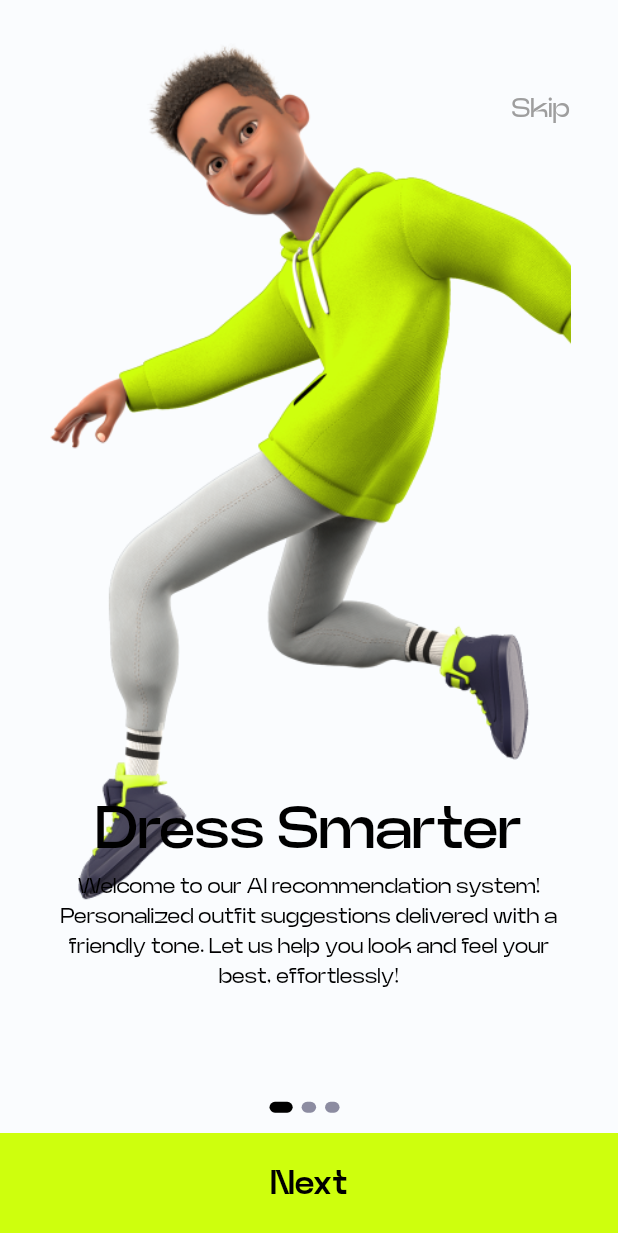
After one commit to KhaledHAnter/fashion_flare, a Flutter app: the OnBoardingView screen opened by its route, on a phone screen of 412 x 824 dp. The commit adds this screen. Shown: the top 1233 px of the screen. Run offline on Flutter 3.47's test engine with Material 3 defaults, Android fonts, the phone set to English and light mode, and no system bars; our stand-ins replace flutter_screenutil, gap.

Commit message:
Finish OnBoarding View

```diff
--- /dev/null
+++ b/lib/Models/onboard.dart
@@ -0,0 +1,9 @@
+class OnBoard {
+  String image, title, description;
+
+  OnBoard({
+    required this.image,
+    required this.title,
+    required this.description,
+  });
+}
--- /dev/null
+++ b/lib/Views/onboarding_view.dart
@@ -0,0 +1,121 @@
+import 'package:fashion_flare/Models/onboard.dart';
+import 'package:fashion_flare/Views/user_credentials_view.dart';
+import 'package:fashion_flare/Widgets/app_button.dart';
+import 'package:fashion_flare/Widgets/dot_indicator.dart';
+import 'package:fashion_flare/Widgets/onboarding_content.dart';
+import 'package:flutter/material.dart';
+import 'package:flutter_screenutil/flutter_screenutil.dart';
+
+class OnBoardingView extends StatefulWidget {
+  const OnBoardingView({super.key});
+
+  static const String id = 'Onboarding';
+
+  @override
+  State<OnBoardingView> createState() => _OnBoardingViewState();
+}
+
+class _OnBoardingViewState extends State<OnBoardingView> {
+  bool notLastScreen = true;
+  late PageController _pageController;
+  int _pageIndex = 0;
+
+  @override
+  void initState() {
+    _pageController = PageController(initialPage: 0);
+    super.initState();
+  }
+
+  @override
+  void dispose() {
+    _pageController.dispose();
+    super.dispose();
+  }
+
+  @override
+  Widget build(BuildContext context) {
+    return Scaffold(
+      body: Column(
+        children: <Widget>[
+          Expanded(
+            flex: 21,
+            child: PageView.builder(
+              physics: const BouncingScrollPhysics(),
+              itemCount: OnBoardData.length,
+              onPageChanged: (value) {
+                setState(() {
+                  _pageIndex = value;
+                });
+              },
+              controller: _pageController,
+              itemBuilder: (context, index) {
+                return OnBoardingContent(
+                  image: OnBoardData[index].image,
+                  title: OnBoardData[index].title,
+                  description: OnBoardData[index].description,
+                  screenNum: index + 1,
+                  onTap: () {
+                    _pageController.jumpToPage(
+                      2,
+                    );
+                  },
+                );
+              },
+            ),
+          ),
+          Expanded(
+            flex: 1,
+            child: Row(
+                mainAxisAlignment: MainAxisAlignment.center,
+                children: List.generate(
+                  OnBoardData.length,
+                  (index) => Padding(
+                    padding: EdgeInsets.only(right: 6.w),
+                    child: DotIndicator(
+                      isActive: index == _pageIndex,
+                    ),
+                  ),
+                )),
+          ),
+          Expanded(
+            flex: 2,
+            child: AppButton(
+              onTap: () {
+                if (_pageIndex == 2) {
+                  Navigator.pushNamed(context, UserCredentialsView.id);
+                } else {
+                  _pageController.nextPage(
+                    duration: const Duration(milliseconds: 250),
+                    curve: Curves.easeIn,
+                  );
+                }
+              },
+              text: _pageIndex == 2 ? "Start" : "Next",
+            ),
+          ),
+        ],
+      ),
+    );
+  }
+}
+
+final List<OnBoard> OnBoardData = [
+  OnBoard(
+    image: "assets/Images/2.1.png",
+    title: "Dress Smarter",
+    description:
+        "Welcome to our AI recommendation system! Personalized outfit suggestions delivered with a friendly tone. Let us help you look and feel your best, effortlessly!",
+  ),
+  OnBoard(
+    image: "assets/Images/2.2.png",
+    title: "See It On You",
+    description:
+        "Try our 3D model feature for outfit visualization before purchase. Try on clothes virtually for confident decisions with ease!",
+  ),
+  OnBoard(
+    image: "assets/Images/2.3.png",
+    title: "Shop Seamlessly",
+    description:
+        "Explore seamless online shopping integration! Easily purchase recommended items with a focus on efficiency and convenience.",
+  ),
+];
--- /dev/null
+++ b/lib/Views/user_credentials_view.dart
@@ -0,0 +1,12 @@
+import 'package:flutter/material.dart';
+
+class UserCredentialsView extends StatelessWidget {
+  const UserCredentialsView({super.key});
+
+  static const String id = 'User Credentials';
+
+  @override
+  Widget build(BuildContext context) {
+    return const Scaffold();
+  }
+}
--- a/lib/Views/welcome_view.dart
+++ b/lib/Views/welcome_view.dart
@@ -1,3 +1,4 @@
+import 'package:fashion_flare/Views/onboarding_view.dart';
 import 'package:fashion_flare/Widgets/app_button.dart';
 import 'package:fashion_flare/Widgets/app_text.dart';
 import 'package:fashion_flare/constants.dart';
@@ -53,9 +54,14 @@ class WelcomeView extends StatelessWidget {
               ),
             ),
           ),
-          const Expanded(
+          Expanded(
             flex: 1,
-            child: AppButton(text: "Get Started"),
+            child: AppButton(
+              text: "Get Started",
+              onTap: () {
+                Navigator.pushNamed(context, OnBoardingView.id);
+              },
+            ),
           ),
         ],
       ),
--- a/lib/Widgets/app_button.dart
+++ b/lib/Widgets/app_button.dart
@@ -3,12 +3,15 @@ import 'package:fashion_flare/constants.dart';
 import 'package:flutter/material.dart';
 
 class AppButton extends StatelessWidget {
-  const AppButton({super.key, required this.text});
+  const AppButton({super.key, required this.text, this.onTap});
   final String text;
+  final void Function()? onTap;
 
   @override
   Widget build(BuildContext context) {
-    return Container(
+    return GestureDetector(
+      onTap: onTap,
+      child: Container(
         decoration: const BoxDecoration(
           color: kPrimaryColor,
         ),
@@ -19,6 +22,7 @@ class AppButton extends StatelessWidget {
             weight: FontWeight.w900,
           ),
         ),
+      ),
     );
   }
 }
--- a/lib/Widgets/app_text.dart
+++ b/lib/Widgets/app_text.dart
@@ -7,12 +7,14 @@ class AppText extends StatelessWidget {
     this.size,
     this.color,
     this.weight,
+    this.textAlign,
   });
 
   final String text;
   final double? size;
   final Color? color;
   final FontWeight? weight;
+  final TextAlign? textAlign;
 
   @override
   Widget build(BuildContext context) {
@@ -23,6 +25,7 @@ class AppText extends StatelessWidget {
         fontSize: size ?? 20,
         fontWeight: weight ?? FontWeight.w500,
       ),
+      textAlign: textAlign ?? TextAlign.center,
     );
   }
 }
--- /dev/null
+++ b/lib/Widgets/dot_indicator.dart
@@ -0,0 +1,20 @@
+import 'package:flutter/material.dart';
+import 'package:flutter_screenutil/flutter_screenutil.dart';
+
+class DotIndicator extends StatelessWidget {
+  const DotIndicator({super.key, required this.isActive});
+  final bool isActive;
+
+  @override
+  Widget build(BuildContext context) {
+    return AnimatedContainer(
+      duration: const Duration(milliseconds: 300),
+      decoration: BoxDecoration(
+        color: isActive ? Colors.black : const Color(0XFF8C8CA1),
+        borderRadius: BorderRadius.circular(12),
+      ),
+      height: 7.5.h,
+      width: isActive ? 16.h : 10.h,
+    );
+  }
+}
--- /dev/null
+++ b/lib/Widgets/onboarding_content.dart
@@ -0,0 +1,64 @@
+import 'package:fashion_flare/Widgets/app_text.dart';
+import 'package:flutter/material.dart';
+
+class OnBoardingContent extends StatelessWidget {
+  const OnBoardingContent({
+    super.key,
+    required this.image,
+    required this.title,
+    required this.description,
+    required this.screenNum,
+    this.onTap,
+  });
+  final String image, title, description;
+  final num screenNum;
+  final void Function()? onTap;
+
+  @override
+  Widget build(BuildContext context) {
+    return Container(
+      decoration: BoxDecoration(
+        image: DecorationImage(
+          image: AssetImage(image),
+        ),
+      ),
+      child: Center(
+        child: Padding(
+          padding: const EdgeInsets.symmetric(horizontal: 32, vertical: 60),
+          child: Column(
+            mainAxisAlignment: MainAxisAlignment.start,
+            crossAxisAlignment: CrossAxisAlignment.center,
+            children: <Widget>[
+              InkWell(
+                onTap: onTap,
+                child: Visibility(
+                  visible: screenNum == 3 ? false : true,
+                  child: const Row(
+                    mainAxisAlignment: MainAxisAlignment.end,
+                    children: <Widget>[
+                      AppText(
+                        text: "Skip",
+                        size: 18,
+                        color: Colors.grey,
+                      ),
+                    ],
+                  ),
+                ),
+              ),
+              const Spacer(),
+              AppText(
+                text: title,
+                size: 40,
+                weight: FontWeight.w700,
+              ),
+              AppText(
+                text: description,
+                size: 14,
+              ),
+            ],
+          ),
+        ),
+      ),
+    );
+  }
+}
--- a/lib/main.dart
+++ b/lib/main.dart
@@ -1,3 +1,4 @@
+import 'package:fashion_flare/Views/onboarding_view.dart';
 import 'package:fashion_flare/Views/welcome_view.dart';
 import 'package:fashion_flare/constants.dart';
 import 'package:flutter/material.dart';
@@ -31,6 +32,7 @@ class FashionFalre extends StatelessWidget {
       ),
       routes: {
         WelcomeView.id: (context) => const WelcomeView(),
+        OnBoardingView.id: (context) => const OnBoardingView(),
       },
       initialRoute: WelcomeView.id,
     );
```
Lines whose indentation alone changed are shown as unchanged.
